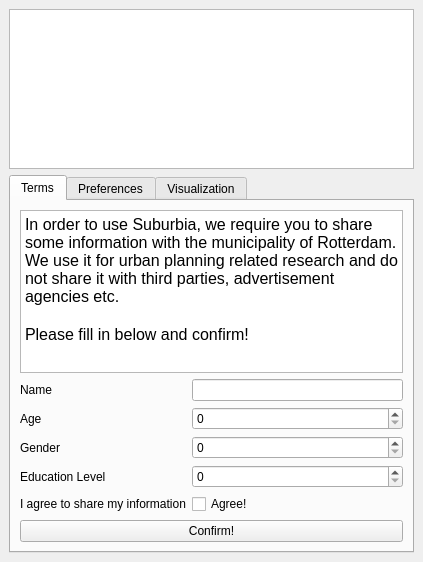
The window that Suburbia/MyPlugin/suburbia_search_tool_dockwidget_base.ui (jessehable/GEO1005) describes before a commit, drawn with Qt 5.
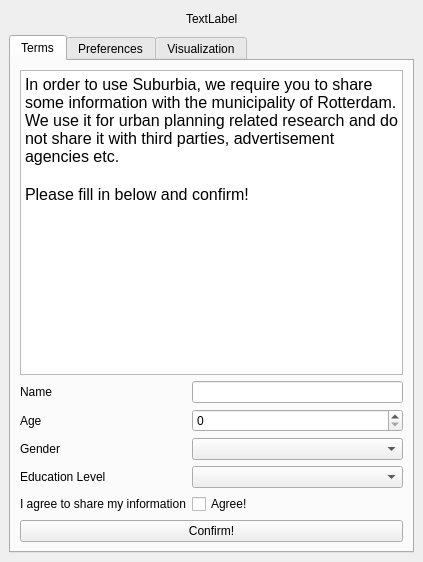
The same window after the commit. The open tabs and pages were chosen to show the change.

Commit message: Add SuburbiaLogo, setup GUI features age, gender and education level

```diff
--- a/Suburbia/MyPlugin/suburbia_search_tool_dockwidget_base.ui
+++ b/Suburbia/MyPlugin/suburbia_search_tool_dockwidget_base.ui
@@ -16,7 +16,41 @@
   <widget class="QWidget" name="widget">
    <layout class="QVBoxLayout" name="verticalLayout">
     <item>
-     <widget class="QGraphicsView" name="SuburbiaLogo"/>
+     <layout class="QGridLayout" name="gridLayout">
+      <item row="0" column="0">
+       <spacer name="horizontalSpacer_2">
+        <property name="orientation">
+         <enum>Qt::Horizontal</enum>
+        </property>
+        <property name="sizeHint" stdset="0">
+         <size>
+          <width>40</width>
+          <height>20</height>
+         </size>
+        </property>
+       </spacer>
+      </item>
+      <item row="0" column="2">
+       <spacer name="horizontalSpacer">
+        <property name="orientation">
+         <enum>Qt::Horizontal</enum>
+        </property>
+        <property name="sizeHint" stdset="0">
+         <size>
+          <width>40</width>
+          <height>20</height>
+         </size>
+        </property>
+       </spacer>
+      </item>
+      <item row="0" column="1">
+       <widget class="QLabel" name="SuburbiaLogo">
+        <property name="text">
+         <string>TextLabel</string>
+        </property>
+       </widget>
+      </item>
+     </layout>
     </item>
     <item>
      <widget class="QTabWidget" name="Tabs">
@@ -79,13 +113,13 @@
            </widget>
           </item>
           <item row="1" column="1">
-           <widget class="QSpinBox" name="AgeField"/>
+           <widget class="QSpinBox" name="FieldAge"/>
+          </item>
+          <item row="3" column="1">
+           <widget class="QComboBox" name="FieldEducation"/>
           </item>
           <item row="2" column="1">
-           <widget class="QSpinBox" name="GenderField"/>
-          </item>
-          <item row="3" column="1">
-           <widget class="QSpinBox" name="EducationField"/>
+           <widget class="QComboBox" name="FieldGender"/>
           </item>
          </layout>
         </item>
@@ -102,10 +136,10 @@
            <string>&lt;!DOCTYPE HTML PUBLIC &quot;-//W3C//DTD HTML 4.0//EN&quot; &quot;http://www.w3.org/TR/REC-html40/strict.dtd&quot;&gt;
 &lt;html&gt;&lt;head&gt;&lt;meta name=&quot;qrichtext&quot; content=&quot;1&quot; /&gt;&lt;style type=&quot;text/css&quot;&gt;
 p, li { white-space: pre-wrap; }
-&lt;/style&gt;&lt;/head&gt;&lt;body style=&quot; font-family:'MS Shell Dlg 2'; font-size:8.25pt; font-weight:400; font-style:normal;&quot;&gt;
-&lt;p style=&quot; margin-top:0px; margin-bottom:0px; margin-left:0px; margin-right:0px; -qt-block-indent:0; text-indent:0px;&quot;&gt;&lt;span style=&quot; font-family:'.SF NS Text'; font-size:12pt;&quot;&gt;In order to use Suburbia, we require you to share some information with the municipality of Rotterdam. We use it for urban planning related research and do not share it with third parties, advertisement agencies etc. &lt;/span&gt;&lt;/p&gt;
-&lt;p style=&quot;-qt-paragraph-type:empty; margin-top:0px; margin-bottom:0px; margin-left:0px; margin-right:0px; -qt-block-indent:0; text-indent:0px; font-family:'.SF NS Text'; font-size:12pt;&quot;&gt;&lt;br /&gt;&lt;/p&gt;
-&lt;p style=&quot; margin-top:0px; margin-bottom:0px; margin-left:0px; margin-right:0px; -qt-block-indent:0; text-indent:0px;&quot;&gt;&lt;span style=&quot; font-family:'.SF NS Text'; font-size:12pt;&quot;&gt;Please fill in below and confirm!&lt;/span&gt;&lt;/p&gt;&lt;/body&gt;&lt;/html&gt;</string>
+&lt;/style&gt;&lt;/head&gt;&lt;body style=&quot; font-family:'.SF NS Text'; font-size:13pt; font-weight:400; font-style:normal;&quot;&gt;
+&lt;p style=&quot; margin-top:0px; margin-bottom:0px; margin-left:0px; margin-right:0px; -qt-block-indent:0; text-indent:0px;&quot;&gt;&lt;span style=&quot; font-size:12pt;&quot;&gt;In order to use Suburbia, we require you to share some information with the municipality of Rotterdam. We use it for urban planning related research and do not share it with third parties, advertisement agencies etc. &lt;/span&gt;&lt;/p&gt;
+&lt;p style=&quot;-qt-paragraph-type:empty; margin-top:0px; margin-bottom:0px; margin-left:0px; margin-right:0px; -qt-block-indent:0; text-indent:0px; font-size:12pt;&quot;&gt;&lt;br /&gt;&lt;/p&gt;
+&lt;p style=&quot; margin-top:0px; margin-bottom:0px; margin-left:0px; margin-right:0px; -qt-block-indent:0; text-indent:0px;&quot;&gt;&lt;span style=&quot; font-size:12pt;&quot;&gt;Please fill in below and confirm!&lt;/span&gt;&lt;/p&gt;&lt;/body&gt;&lt;/html&gt;</string>
           </property>
          </widget>
         </item>
```
Left out of the diff: 22 changed lines with no effect on the pictures. The commit also changes 5 other files.
